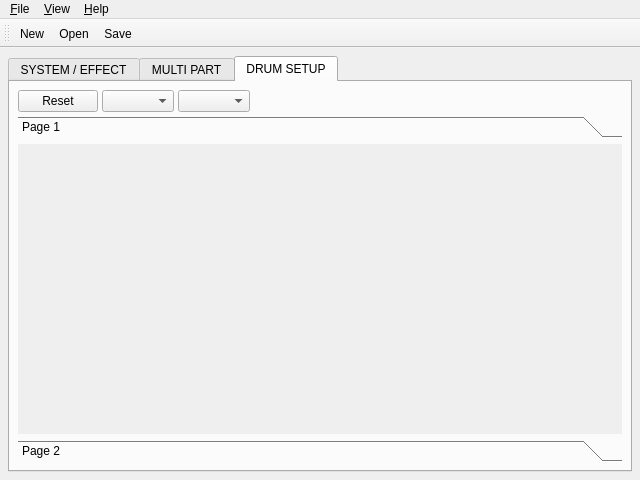
Old version of the form src/qxgeditMainForm.ui in the repository rncbc/qxgedit.
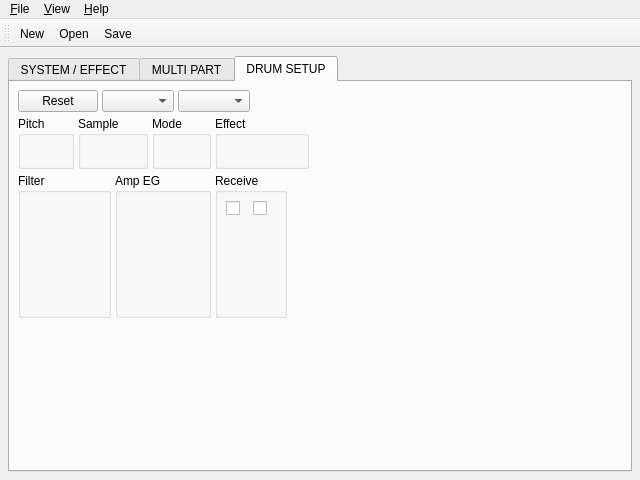
New version of the form. The open tabs and pages were chosen to show the change. Icons and pictures are not drawn. Custom widgets are drawn as their Qt base class.

Commit message: - Drumsetup page overall layout arrangements.

Diff of the .ui file:
```diff
--- a/src/qxgeditMainForm.ui
+++ b/src/qxgeditMainForm.ui
@@ -1105,41 +1105,69 @@
          </layout>
         </item>
         <item>
-         <widget class="QToolBox" name="DRUMSETUPToolBox" >
-          <property name="currentIndex" >
-           <number>0</number>
-          </property>
-          <widget class="QWidget" name="DrumsetupPage1" >
-           <attribute name="label" >
-            <string>Page 1</string>
-           </attribute>
            <layout class="QGridLayout" >
+          <item row="0" column="0" colspan="2" >
+		   <widget class="QGroupBox" name="DrumsetupPitchBox" >
+            <property name="title" >
+             <string>Pitch</string>
+            </property>
+            <layout class="QGridLayout">
             <item row="0" column="0" >
              <widget class="qxgeditDial" name="DrumsetupCoarseDial" />
             </item>
             <item row="0" column="1" >
              <widget class="qxgeditDial" name="DrumsetupFineDial" />
             </item>
-            <item row="0" column="2" >
+            </layout>
+           </widget>
+          </item>
+          <item row="0" column="2" colspan="2" >
+		   <widget class="QGroupBox" name="DrumsetupSampleBox" >
+            <property name="title" >
+             <string>Sample</string>
+            </property>
+            <layout class="QGridLayout">
+             <item row="0" column="0" >
              <widget class="qxgeditDial" name="DrumsetupLevelDial" />
             </item>
-            <item row="0" column="3" >
-             <widget class="qxgeditDial" name="DrumsetupGroupDial" />
-            </item>
-            <item row="0" column="4" >
+             <item row="0" column="1" >
              <widget class="qxgeditDial" name="DrumsetupPanDial" />
             </item>
-            <item row="0" column="5" >
+            </layout>
+           </widget>
+          </item>
+          <item row="0" column="4" colspan="2" >
+		   <widget class="QGroupBox" name="DrumsetupModeBox" >
+            <property name="title" >
+             <string>Mode</string>
+            </property>
+            <layout class="QGridLayout">
+             <item row="0" column="0" >
+              <widget class="qxgeditDial" name="DrumsetupGroupDial" />
+             </item>
+             <item row="0" column="1" >
+              <widget class="qxgeditDial" name="DrumsetupKeyAssignDial" />
+             </item>
+            </layout>
+           </widget>
+          </item>
+          <item row="0" column="6" colspan="3" >
+		   <widget class="QGroupBox" name="DrumsetupEffectBox" >
+            <property name="title" >
+             <string>Effect</string>
+            </property>
+            <layout class="QGridLayout">
+             <item row="0" column="0" >
              <widget class="qxgeditDial" name="DrumsetupReverbDial" />
             </item>
-            <item row="0" column="6" >
+             <item row="0" column="1" >
              <widget class="qxgeditDial" name="DrumsetupChorusDial" />
             </item>
-            <item row="0" column="7" >
+             <item row="0" column="2" >
              <widget class="qxgeditDial" name="DrumsetupVariationDial" />
             </item>
-            <item row="0" column="8" >
-             <widget class="qxgeditDial" name="DrumsetupKeyAssignDial" />
+            </layout>
+           </widget>
             </item>
             <item row="0" column="9" rowspan="3" >
              <spacer>
@@ -1154,74 +1182,61 @@
               </property>
              </spacer>
             </item>
+          <item row="1" column="0" colspan="3" >
+		   <widget class="QGroupBox" name="DrumsetupFilterBox" >
+            <property name="title" >
+             <string>Filter</string>
+            </property>
+            <layout class="QGridLayout">
+             <item row="0" column="0" colspan="3" >
+              <widget class="qxgeditFilter" name="DrumsetupFilter" />
+             </item>
             <item row="1" column="0" >
              <widget class="qxgeditDial" name="DrumsetupCutoffDial" />
             </item>
             <item row="1" column="1" >
              <widget class="qxgeditDial" name="DrumsetupResonanceDial" />
             </item>
-            <item row="1" column="2" >
+            </layout>
+           </widget>
+          </item>
+          <item row="1" column="3" colspan="3" >
+		   <widget class="QGroupBox" name="DrumsetupAmpEgBox" >
+            <property name="title" >
+             <string>Amp EG</string>
+            </property>
+            <layout class="QGridLayout">
+             <item row="0" column="0" colspan="3" >
+              <widget class="qxgeditDrumEg" name="DrumsetupAmpEg" />
+             </item>
+             <item row="1" column="0" >
              <widget class="qxgeditDial" name="DrumsetupAttackDial" />
             </item>
-            <item row="1" column="3" >
+             <item row="1" column="1" >
              <widget class="qxgeditDial" name="DrumsetupDecay1Dial" />
             </item>
-            <item row="1" column="4" >
+             <item row="1" column="2" >
              <widget class="qxgeditDial" name="DrumsetupDecay2Dial" />
             </item>
-            <item row="2" column="0" colspan="9" >
-             <layout class="QHBoxLayout" >
-              <item>
-               <widget class="qxgeditFilter" name="DrumsetupFilter" />
-              </item>
-              <item>
-               <widget class="qxgeditDrumEg" name="DrumsetupAmpEg" />
-              </item>
-              <item>
-               <spacer>
-                <property name="orientation" >
-                 <enum>Qt::Horizontal</enum>
-                </property>
-                <property name="sizeHint" >
-                 <size>
-                  <width>20</width>
-                  <height>20</height>
-                 </size>
-                </property>
-               </spacer>
-              </item>
-             </layout>
-            </item>
-            <item row="3" column="0" colspan="10" >
-             <spacer>
-              <property name="orientation" >
-               <enum>Qt::Vertical</enum>
-              </property>
-              <property name="sizeHint" >
-               <size>
-                <width>20</width>
-                <height>20</height>
-               </size>
-              </property>
-             </spacer>
-            </item>
-           </layout>
-          </widget>
-          <widget class="QWidget" name="DrumsetupPage2" >
-           <attribute name="label" >
-            <string>Page 2</string>
-           </attribute>
-           <layout class="QGridLayout" >
+            </layout>
+           </widget>
+          </item>
+          <item row="1" column="6" colspan="2" >
+		   <widget class="QGroupBox" name="DrumsetupNoteBox" >
+            <property name="title" >
+             <string>Receive</string>
+            </property>
+            <layout class="QGridLayout">
             <item row="0" column="0" >
              <widget class="qxgeditCheck" name="DrumsetupNoteOffCheck" />
             </item>
             <item row="0" column="1" >
              <widget class="qxgeditCheck" name="DrumsetupNoteOnCheck" />
             </item>
-            <item row="0" column="2" >
+             <item row="1" column="0" colspan="2" >
              <spacer>
               <property name="orientation" >
-               <enum>Qt::Horizontal</enum>
+                <enum>Qt::Vertical</enum>
               </property>
               <property name="sizeHint" >
                <size>
@@ -1231,7 +1246,10 @@
               </property>
              </spacer>
             </item>
-            <item row="1" column="0" colspan="3" >
+            </layout>
+           </widget>
+          </item>
+          <item row="2" column="0" colspan="10" >
              <spacer>
               <property name="orientation" >
                <enum>Qt::Vertical</enum>
@@ -1245,8 +1263,6 @@
              </spacer>
             </item>
            </layout>
-          </widget>
-         </widget>
         </item>
        </layout>
       </widget>
```
Lines whose indentation alone changed are shown as unchanged. The commit also changes 2 other files.
